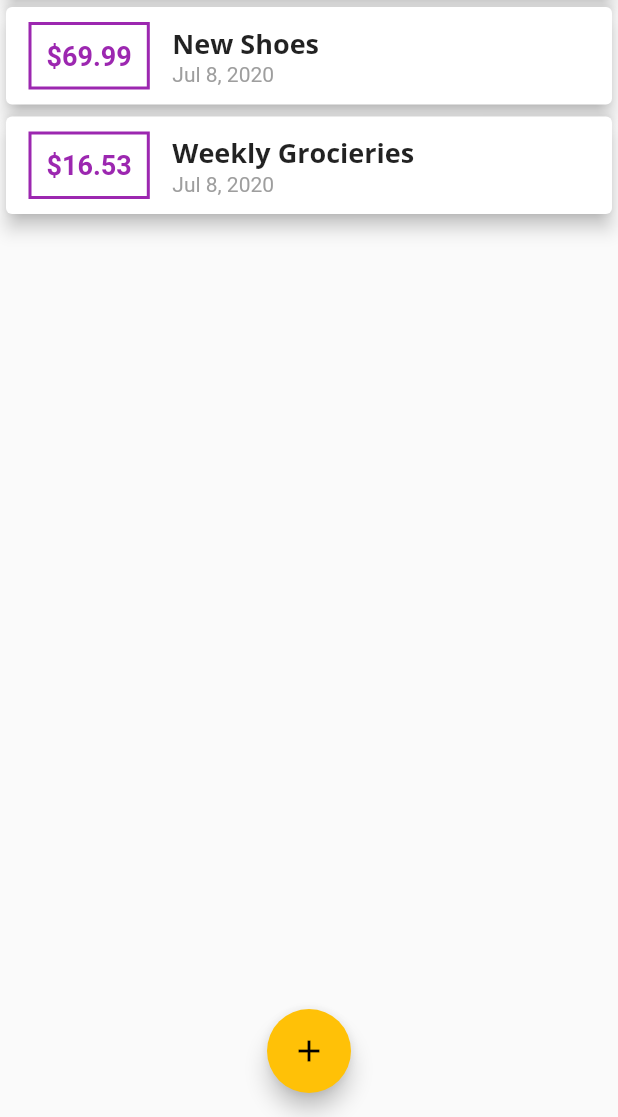
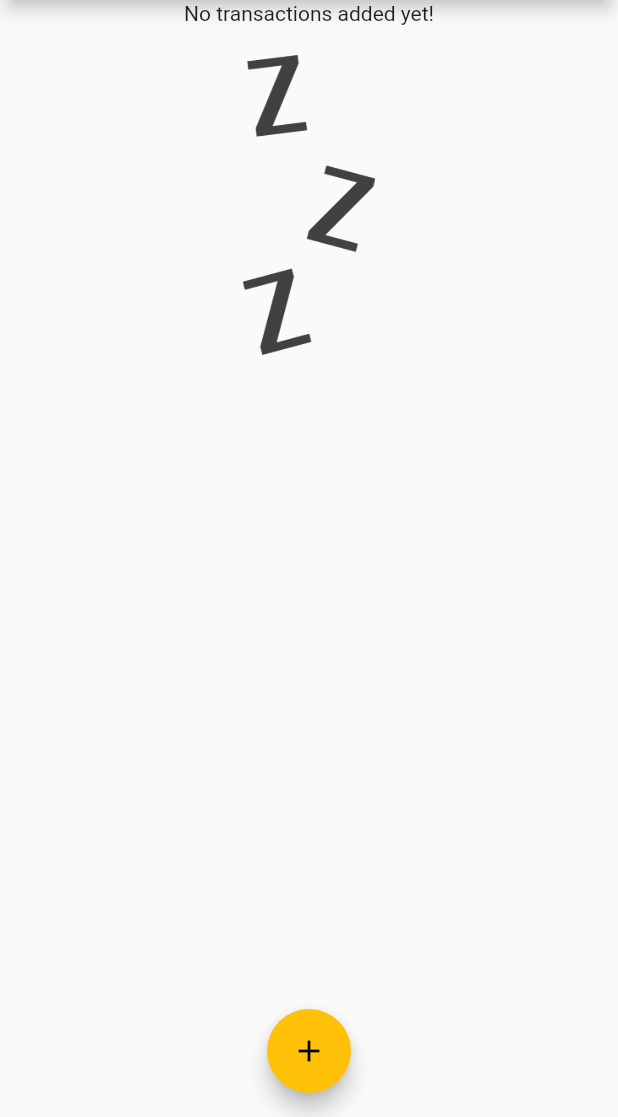
Before and after one commit to klcantrell/dart-trip, a Flutter app: the screen it shows after launch, on a phone screen of 412 x 824 dp, the part 119-1236 px from its top. Run offline on Flutter 3.47's test engine with Material 2 defaults, Android fonts, the phone set to English and light mode, and no system bars.

Commit message:
max-flutter/personal-expenses: add image asset

```diff
--- a/max-flutter/personal_expenses/lib/main.dart
+++ b/max-flutter/personal_expenses/lib/main.dart
@@ -46,18 +46,18 @@ class MyHomePage extends StatefulWidget {
 
 class _MyHomePageState extends State<MyHomePage> {
   final List<Transaction> _userTransactions = [
-    Transaction(
-      id: 't1',
-      title: 'New Shoes',
-      amount: 69.99,
-      date: DateTime.now(),
-    ),
-    Transaction(
-      id: 't2',
-      title: 'Weekly Grocieries',
-      amount: 16.53,
-      date: DateTime.now(),
-    )
+    // Transaction(
+    //   id: 't1',
+    //   title: 'New Shoes',
+    //   amount: 69.99,
+    //   date: DateTime.now(),
+    // ),
+    // Transaction(
+    //   id: 't2',
+    //   title: 'Weekly Grocieries',
+    //   amount: 16.53,
+    //   date: DateTime.now(),
+    // )
   ];
 
   void _addNewTransaction(String txTitle, double txAmount) {
--- a/max-flutter/personal_expenses/lib/widgets/transaction_list.dart
+++ b/max-flutter/personal_expenses/lib/widgets/transaction_list.dart
@@ -12,7 +12,21 @@ class TransactionList extends StatelessWidget {
   Widget build(BuildContext context) {
     return Container(
       height: 300,
-      child: ListView.builder(
+      child: transactions.isEmpty
+          ? Column(
+              children: [
+                Text(
+                  'No transactions added yet!',
+                  style: ThemeData.light().textTheme.headline6,
+                ),
+                Container(
+                    margin: EdgeInsets.only(top: 20),
+                    height: 200,
+                    child: Image.asset('assets/images/waiting.png',
+                        fit: BoxFit.cover)),
+              ],
+            )
+          : ListView.builder(
               itemBuilder: (ctx, idx) {
                 return Card(
                   child: Row(
--- a/max-flutter/personal_expenses/pubspec.yaml
+++ b/max-flutter/personal_expenses/pubspec.yaml
@@ -43,9 +43,8 @@ flutter:
   # the material Icons class.
   uses-material-design: true
   # To add assets to your application, add an assets section, like this:
-  # assets:
-  #   - images/a_dot_burr.jpeg
-  #   - images/a_dot_ham.jpeg
+  assets:
+    - assets/images/waiting.png
   # An image asset can refer to one or more resolution-specific "variants", see
   # https://flutter.dev/assets-and-images/#resolution-aware.
   # For details regarding adding assets from package dependencies, see
```
Also changed, not shown: max-flutter/personal_expenses/assets/images/waiting.png (added). Lines whose indentation alone changed are shown as unchanged.
